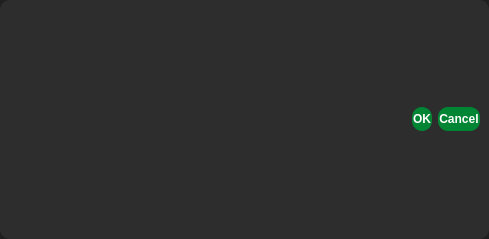
Before: the Qt Designer form data/ui/genres.ui in brandonzorn/Nlight, drawn with Qt 5.
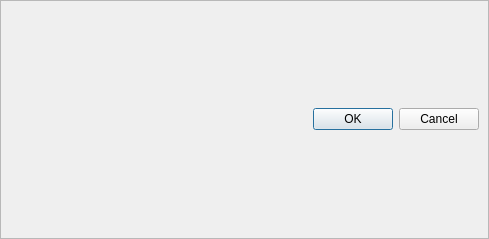
After: the same form once the commit is applied.

```diff
--- a/data/ui/genres.ui
+++ b/data/ui/genres.ui
@@ -14,15 +14,7 @@
    <string>Dialog</string>
   </property>
   <property name="styleSheet">
-   <string notr="true">QFrame {
-	border-radius: 10px;
-	background-color: rgb(45, 45, 45);
-	color: rgb(255, 255, 255);
-}
-
-QDialog{
-	background-color: rgb(32, 32, 32);
-}</string>
+   <string notr="true"/>
   </property>
   <layout class="QVBoxLayout" name="verticalLayout_2">
    <property name="leftMargin">
@@ -40,11 +32,7 @@
    <item>
     <widget class="QFrame" name="frame">
      <property name="styleSheet">
-      <string notr="true">QAbstractButton {
-	background-color: rgb(45, 45, 45);
-	color: rgb(255, 255, 255);
-}
-</string>
+      <string notr="true"/>
      </property>
      <property name="frameShape">
       <enum>QFrame::StyledPanel</enum>
@@ -59,21 +47,7 @@
       <item>
        <widget class="QDialogButtonBox" name="buttonBox">
         <property name="styleSheet">
-         <string notr="true">QPushButton {
-	padding: 5px 1px;
-	border-radius: 10px;
-	font-weight: bold;
-	background-color: rgb(0, 133, 52);
-	color: rgb(255, 255, 255);
-}
-
-QPushButton:hover:!pressed {
-	border-left: 3px solid white;
-}
-
-QPushButton:checked {
-	border-left: 3px solid white;
-}</string>
+         <string notr="true"/>
         </property>
         <property name="orientation">
          <enum>Qt::Horizontal</enum>
```
